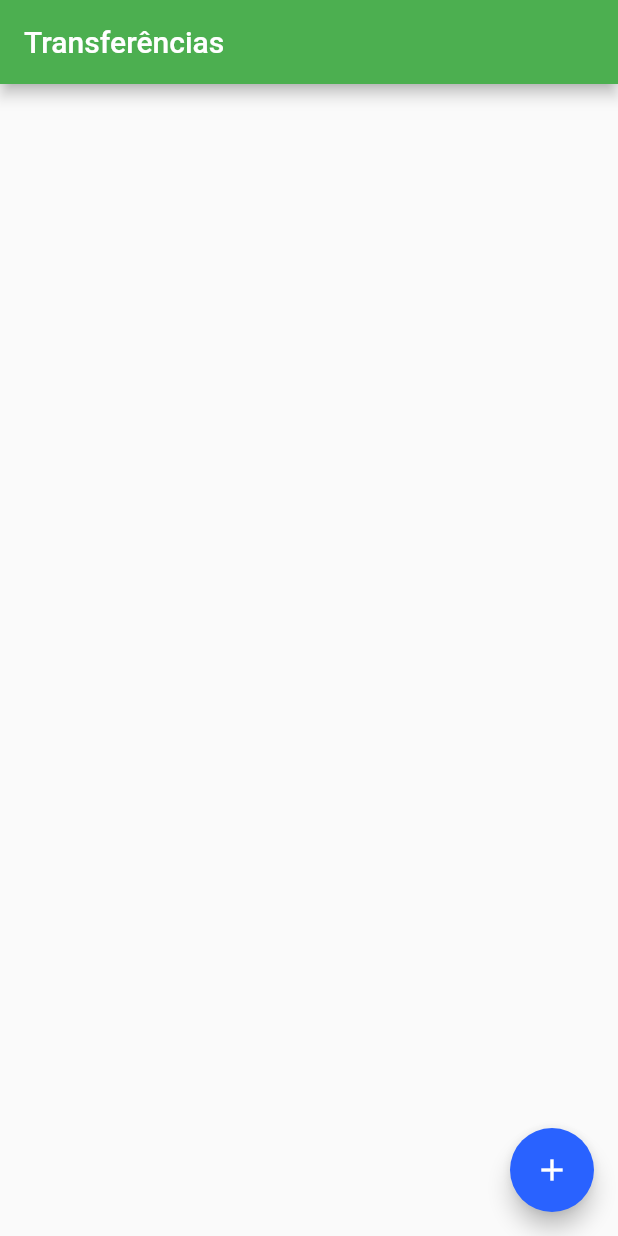
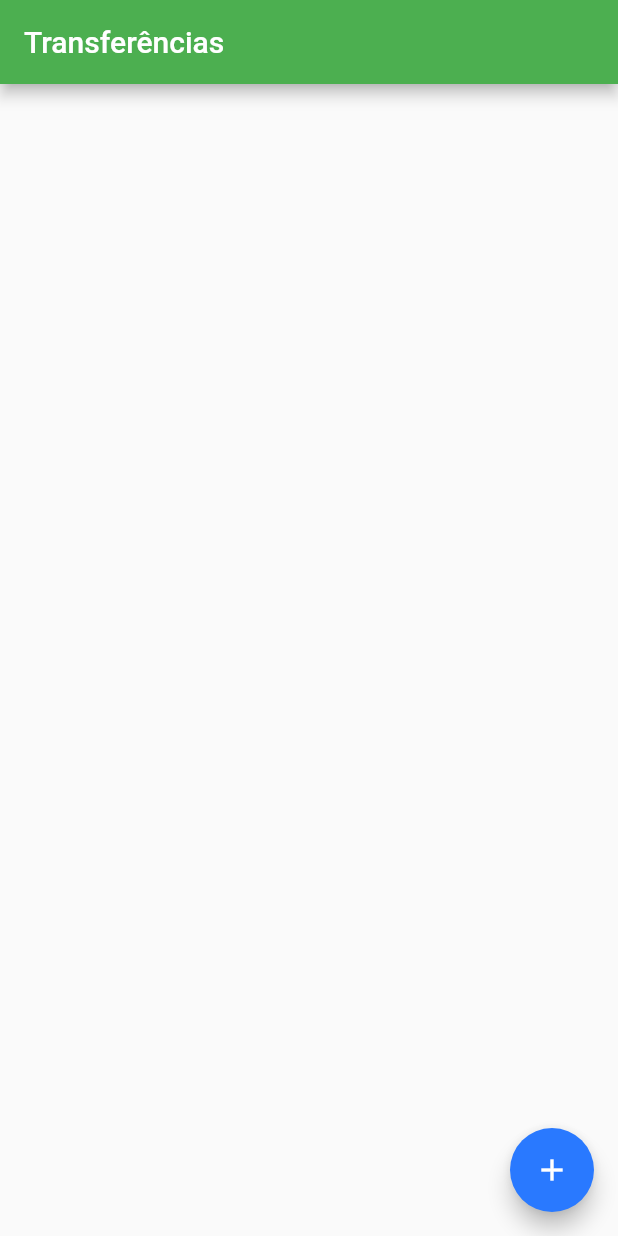
Before and after one commit to Marlon-Limax/Bytebank, a Flutter app: the screen it shows after launch, on a phone screen of 412 x 824 dp. Run offline on Flutter 3.47's test engine with Material 2 defaults, Android fonts, the phone set to English and light mode, and no system bars.

Commit message:
Ultimo commit com projeto do Curso, próximos commits serão de atualizações pessoais

```diff
--- a/lib/main.dart
+++ b/lib/main.dart
@@ -13,7 +13,7 @@ class BytebankApp extends StatelessWidget {
           colorScheme: ColorScheme.fromSwatch(
             primarySwatch: Colors.green,
           ).copyWith(
-            secondary: Colors.blueAccent.shade700,
+            secondary: Colors.blueAccent.shade400,
           ),
           // textTheme:
           //  ButtonTextTheme.primary,
```
